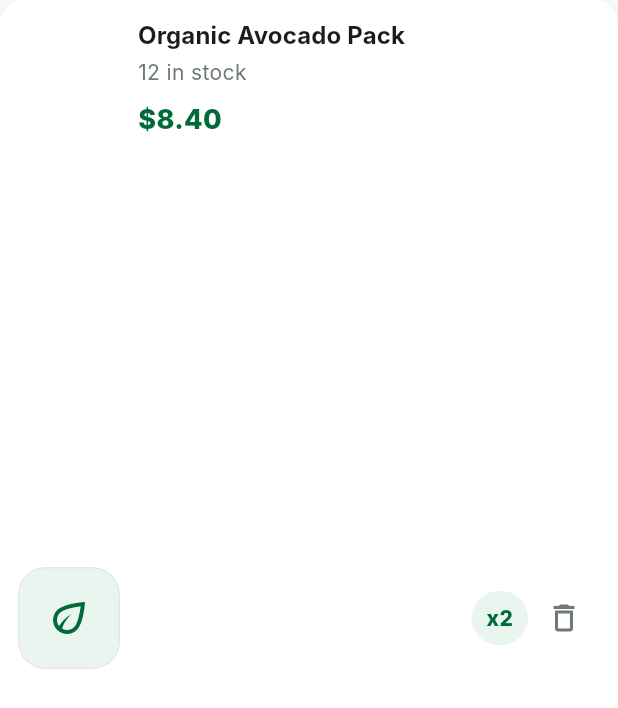
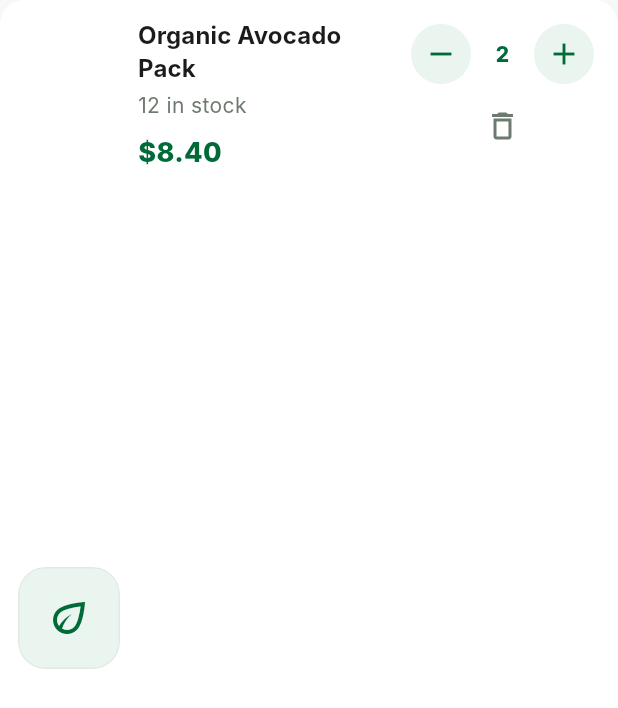
Before and after one commit to Vu-p/GreenCart, a Flutter app: the CartItemTile widget shown alone on an empty page, opened directly with sample values from the repository, on a phone screen of 412 x 824 dp. Shown: the top 708 px of the screen. Run offline on Flutter 3.47's test engine with Material 3 defaults, Android fonts, the phone set to English and light mode, and no system bars; our stand-ins replace dio, firebase_auth, firebase_core, flutter_riverpod, flutter_secure_storage, go_router and 1 more; accounts and stored records are empty; network calls fail; Roboto replaces fonts that are missing (Inter).

Commit message:
Add cart quantity update controls

```diff
--- a/greencart_app/lib/src/features/cart/widgets/cart_item_tile.dart
+++ b/greencart_app/lib/src/features/cart/widgets/cart_item_tile.dart
@@ -4,16 +4,26 @@ import 'package:flutter_riverpod/flutter_riverpod.dart';
 import 'package:greencart_app/src/core/theme/app_theme.dart';
 import 'package:greencart_app/src/core/utils/currency_formatter.dart';
 import 'package:greencart_app/src/core/widgets/organic_card.dart';
+import 'package:greencart_app/src/core/widgets/quantity_button.dart';
 import 'package:greencart_app/src/features/cart/data/cart_repository.dart';
 import 'package:greencart_app/src/features/cart/models/cart_item.dart';
 
-class CartItemTile extends ConsumerWidget {
+class CartItemTile extends ConsumerStatefulWidget {
   const CartItemTile({required this.item, super.key});
 
   final CartItem item;
 
   @override
-  Widget build(BuildContext context, WidgetRef ref) {
+  ConsumerState<CartItemTile> createState() => _CartItemTileState();
+}
+
+class _CartItemTileState extends ConsumerState<CartItemTile> {
+  bool _busy = false;
+
+  @override
+  Widget build(BuildContext context) {
+    final item = widget.item;
+
     return OrganicCard(
       padding: const EdgeInsets.all(12),
       child: Row(
@@ -72,30 +82,92 @@ class CartItemTile extends ConsumerWidget {
             ),
           ),
           const SizedBox(width: 10),
-          Container(
-            padding: const EdgeInsets.symmetric(horizontal: 10, vertical: 8),
-            decoration: BoxDecoration(
-              color: AppTheme.succulentGreen,
-              borderRadius: BorderRadius.circular(999),
+          Column(
+            children: [
+              Row(
+                mainAxisSize: MainAxisSize.min,
+                children: [
+                  QuantityButton(
+                    icon: Icons.remove,
+                    enabled: !_busy && item.quantity > 1,
+                    onPressed: () => _updateQuantity(item.quantity - 1),
                   ),
-            child: Text(
-              'x${item.quantity}',
+                  SizedBox(
+                    width: 34,
+                    child: Center(
+                      child: _busy
+                          ? const SizedBox(
+                              width: 16,
+                              height: 16,
+                              child: CircularProgressIndicator(strokeWidth: 2),
+                            )
+                          : Text(
+                              '${item.quantity}',
                               style: const TextStyle(
                                 color: AppTheme.primary,
                                 fontWeight: FontWeight.w800,
                               ),
                             ),
                     ),
+                  ),
+                  QuantityButton(
+                    icon: Icons.add,
+                    enabled: !_busy && item.quantity < item.stock,
+                    onPressed: () => _updateQuantity(item.quantity + 1),
+                  ),
+                ],
+              ),
               IconButton(
                 tooltip: 'Remove',
-            onPressed: () async {
-              await ref.read(cartRepositoryProvider).removeItem(item.productId);
-              ref.invalidate(cartProvider);
-            },
-            icon: const Icon(Icons.delete_outline, color: AppTheme.outline),
+                onPressed: _busy ? null : () => _removeItem(),
+                icon: const Icon(
+                  Icons.delete_outline,
+                  color: AppTheme.outline,
+                ),
+              ),
+            ],
           ),
         ],
       ),
     );
   }
+
+  Future<void> _updateQuantity(int quantity) async {
+    setState(() => _busy = true);
+    try {
+      await ref.read(cartRepositoryProvider).updateItem(
+            productId: widget.item.productId,
+            quantity: quantity,
+          );
+      ref.invalidate(cartProvider);
+    } catch (_) {
+      if (mounted) {
+        ScaffoldMessenger.of(context).showSnackBar(
+          const SnackBar(content: Text('Could not update cart item.')),
+        );
       }
+    } finally {
+      if (mounted) {
+        setState(() => _busy = false);
+      }
+    }
+  }
+
+  Future<void> _removeItem() async {
+    setState(() => _busy = true);
+    try {
+      await ref.read(cartRepositoryProvider).removeItem(widget.item.productId);
+      ref.invalidate(cartProvider);
+    } catch (_) {
+      if (mounted) {
+        ScaffoldMessenger.of(context).showSnackBar(
+          const SnackBar(content: Text('Could not remove cart item.')),
+        );
+      }
+    } finally {
+      if (mounted) {
+        setState(() => _busy = false);
+      }
+    }
+  }
+}
```
Lines whose indentation alone changed are shown as unchanged.
